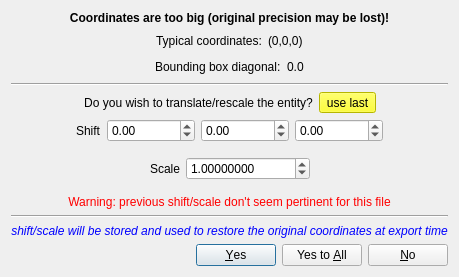
Above: libs/qCC_io/ui_templates/shiftAndScaleCloudDlg.ui from CloudCompare/CloudCompare before the change. Below: the same form after it.
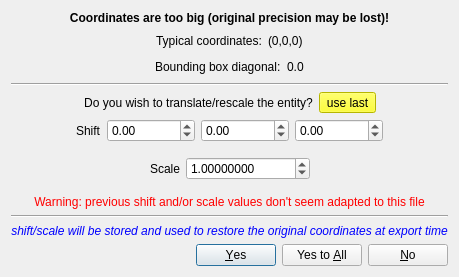
That is the form after the change.

```diff
--- a/libs/qCC_io/ui_templates/shiftAndScaleCloudDlg.ui
+++ b/libs/qCC_io/ui_templates/shiftAndScaleCloudDlg.ui
@@ -395,7 +395,7 @@
       </palette>
      </property>
      <property name="text">
-      <string>Warning: previous shift/scale don't seem pertinent for this file</string>
+      <string>Warning: previous shift and/or scale values don't seem adapted to this file</string>
      </property>
      <property name="alignment">
       <set>Qt::AlignCenter</set>
```
Left out of the diff: 22 changed lines with no effect on the pictures.
